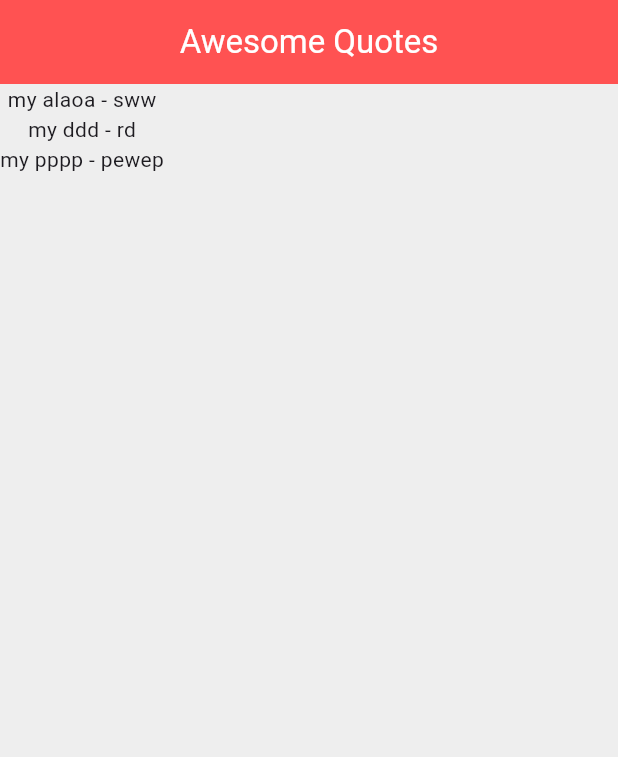
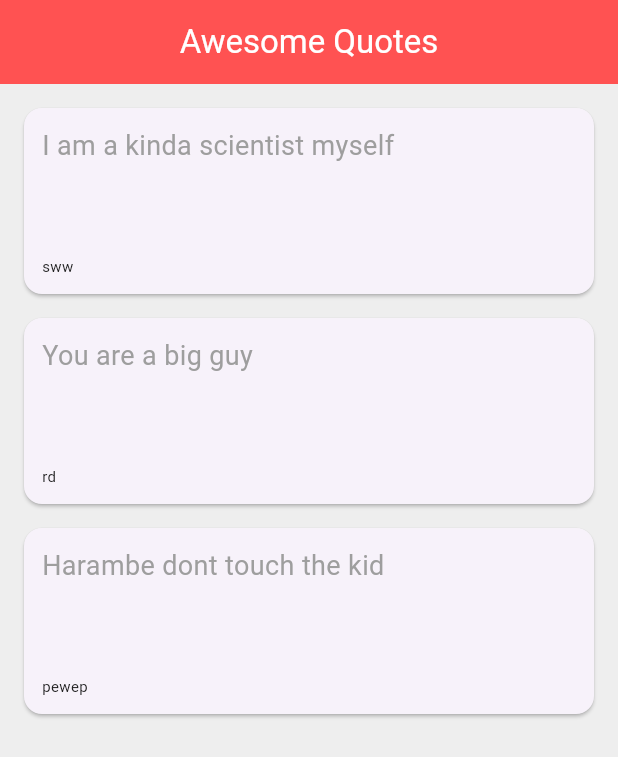
Before and after one commit to Darshan-1012/quotes_proj_4, a Flutter app: the screen it shows after launch, on a phone screen of 412 x 824 dp. Shown: the top 757 px of the screen. Run offline on Flutter 3.47's test engine with Material 3 defaults, Android fonts, the phone set to English and light mode, and no system bars.

Commit message:
Cards -- complete

```diff
--- a/lib/main.dart
+++ b/lib/main.dart
@@ -19,10 +19,40 @@
 class _QuoteListState extends State<QuoteList> {
 
   List<Quote> quotes = [
-    Quote(text: 'my alaoa', author: 'sww'),
-    Quote(text: 'my ddd', author: 'rd'),
-    Quote(text: 'my pppp', author: 'pewep'),
+    Quote(text: 'I am a kinda scientist myself', author: 'sww'),
+    Quote(text: 'You are a big guy', author: 'rd'),
+    Quote(text: 'Harambe dont touch the kid ', author: 'pewep'),
   ];
+
+  Widget quoteTemplate(quote){
+    return Card(
+      margin: EdgeInsets.fromLTRB(16, 16, 16, 0),
+      child: Padding(
+        padding: const EdgeInsets.all(12.0),
+        child: Column(
+          crossAxisAlignment: CrossAxisAlignment.stretch,
+          children: <Widget>[
+            Text(
+              quote.text,
+              style: TextStyle(
+                fontSize: 18,
+                color: Colors.grey,
+              ),
+            ),
+            SizedBox(height: 60),
+            Text(
+              quote.author,
+              style: TextStyle(
+                fontSize: 10,
+                color: Colors.grey[900]
+              ),
+            ),
+          ],
+        ),
+      ),
+    );
+  }
+
   @override
   Widget build(BuildContext context) {
     return Scaffold(
@@ -34,7 +64,7 @@
         backgroundColor: Colors.redAccent,
       ),
       body: Column(
-        children: quotes.map((quote) => Text('${quote.text} - ${quote.author}')).toList()
+        children: quotes.map((quote) => quoteTemplate(quote)).toList()
       ),
     );
   }
```
